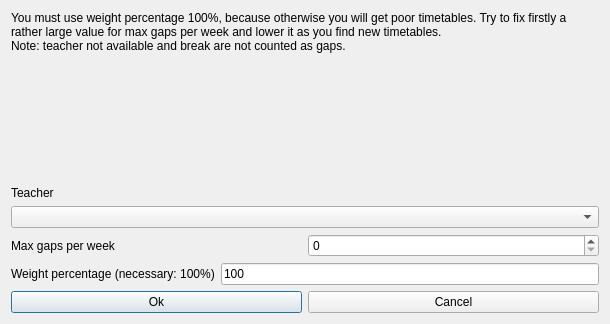
Above: fet/src/interface/modifyconstraintteachermaxgapsperweekform_template.ui from vonmecheln/fet before the change. Below: the same form after it.
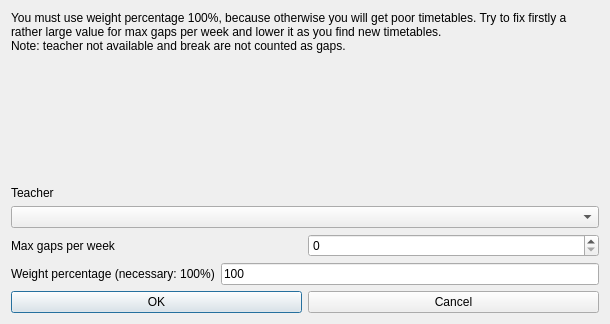
That is the form after the change.

```diff
--- a/fet/src/interface/modifyconstraintteachermaxgapsperweekform_template.ui
+++ b/fet/src/interface/modifyconstraintteachermaxgapsperweekform_template.ui
@@ -135,7 +135,7 @@
      <item>
       <widget class="QPushButton" name="okPushButton">
        <property name="text">
-        <string>Ok</string>
+        <string>OK</string>
        </property>
       </widget>
      </item>
```
